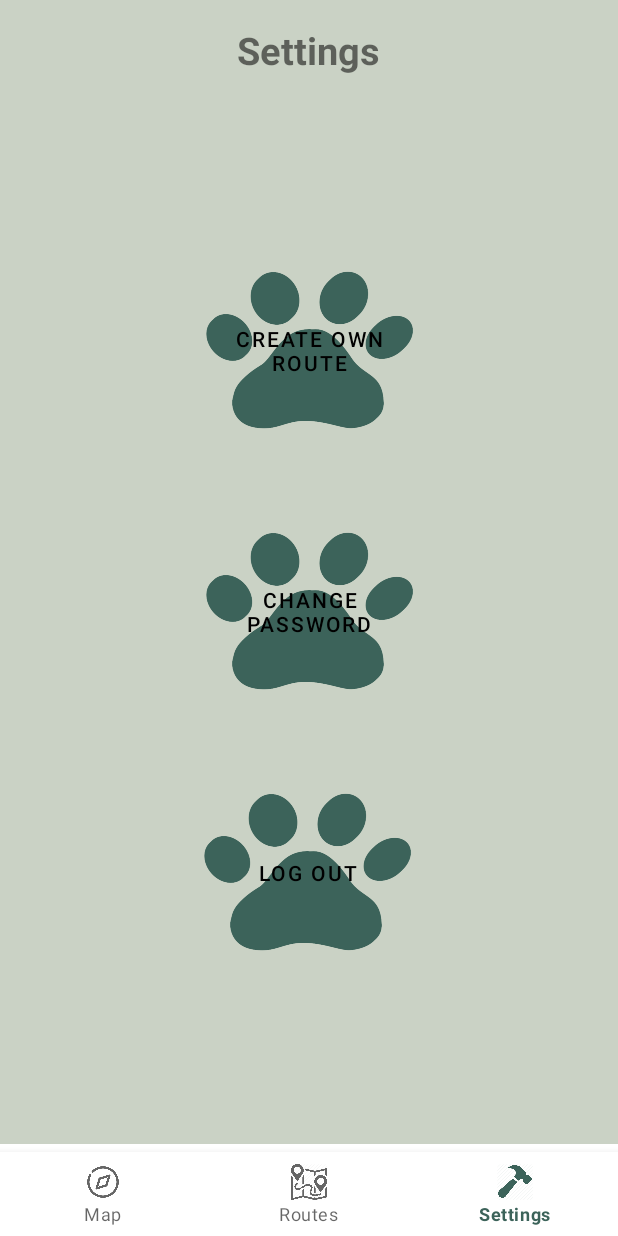
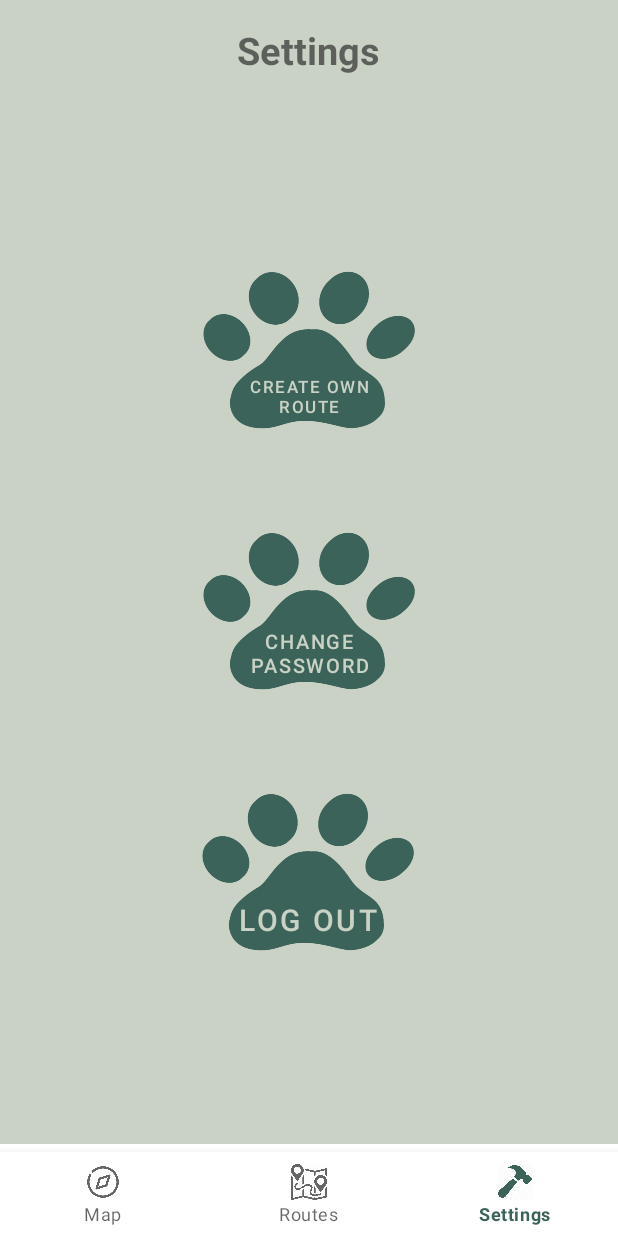
Before and after one commit to Shunian2892/LocationAware, an Android app: the fragment OwnRouteFragment placed in its activity, item 3 of the bottom bar chosen, on a phone screen of 412 x 824 dp. Run offline under Robolectric (Android 15) with nearby library versions, the light colour scheme and no system bars; our stand-ins replace Firebase (no records; nobody signed in at launch, a user with empty details on screens opened directly); libraries missing offline, so code that uses them is left out: org.osmdroid.api, org.osmdroid.config, org.osmdroid.tileprovider, org.osmdroid.util, org.osmdroid.views; pictures from the network do not load; 31 statements that could not run were skipped.

Commit message:
[FIX] layout fix

```diff
--- a/app/src/main/java/com/example/location_aware/logic/routeRecyclerView/RouteAdapter.java
+++ b/app/src/main/java/com/example/location_aware/logic/routeRecyclerView/RouteAdapter.java
@@ -39,7 +39,7 @@ public class RouteAdapter extends RecyclerView.Adapter<RouteViewHolder> {
 
         //Set correct route name and a standard icon
         holder.routeName.setText(route.getName());
-        holder.routeImage.setImageResource(R.drawable.location);
+        holder.routeImage.setImageResource(R.mipmap.ic_launcher_round);
 
         if(route.equals(routeClicked)){
             System.out.println("ROUTES ARE EQUAL !!!!!!!!!!!!!! NAME: " + route.getName());
--- a/app/src/main/res/layout-land/fragment_settings_buttons.xml
+++ b/app/src/main/res/layout-land/fragment_settings_buttons.xml
@@ -15,7 +15,9 @@
         android:layout_gravity="center_horizontal"
         android:background="@drawable/dog_paw"
         android:text="@string/log_out"
-        android:textColor="@color/black"
+        android:textSize="20sp"
+        android:gravity="center_horizontal|bottom"
+        android:textColor="@color/ashGray"
         app:layout_constraintBottom_toBottomOf="parent"
         app:layout_constraintEnd_toEndOf="parent"
         app:layout_constraintStart_toEndOf="@+id/change_password"
@@ -28,7 +30,9 @@
         android:layout_gravity="center_horizontal"
         android:background="@drawable/dog_paw"
         android:text="@string/create_own_route"
-        android:textColor="@color/black"
+        android:textSize="11sp"
+        android:gravity="center_horizontal|bottom"
+        android:textColor="@color/ashGray"
         app:layout_constraintBottom_toBottomOf="parent"
         app:layout_constraintEnd_toStartOf="@+id/change_password"
         app:layout_constraintStart_toStartOf="parent"
@@ -41,7 +45,9 @@
         android:layout_gravity="center_horizontal"
         android:background="@drawable/dog_paw"
         android:text="@string/change_password"
-        android:textColor="@color/black"
+        android:textSize="13sp"
+        android:gravity="center_horizontal|bottom"
+        android:textColor="@color/ashGray"
         app:layout_constraintBottom_toBottomOf="parent"
         app:layout_constraintEnd_toEndOf="parent"
         app:layout_constraintStart_toStartOf="parent"
--- a/app/src/main/res/layout-v21/activity_log_in_screen.xml
+++ b/app/src/main/res/layout-v21/activity_log_in_screen.xml
@@ -4,6 +4,7 @@
     xmlns:tools="http://schemas.android.com/tools"
     android:layout_width="match_parent"
     android:layout_height="match_parent"
+    android:background="@drawable/backgroundsplash"
     tools:context=".ui.LoginScreen">
 
     <TextView
--- a/app/src/main/res/layout/activity_registration.xml
+++ b/app/src/main/res/layout/activity_registration.xml
@@ -4,7 +4,7 @@
     xmlns:tools="http://schemas.android.com/tools"
     android:layout_width="match_parent"
     android:layout_height="match_parent"
-    android:background="@color/ashGray"
+    android:background="@drawable/backgroundsplash"
     tools:context=".data.firebase.Registration">
 
     <ImageButton
@@ -28,6 +28,7 @@
         android:layout_marginTop="260dp"
         android:gravity="center"
         android:text="@string/register_new_user"
+        android:textSize="25sp"
         android:textStyle="bold"/>
 
     <RelativeLayout
--- a/app/src/main/res/layout/fragment_settings_buttons.xml
+++ b/app/src/main/res/layout/fragment_settings_buttons.xml
@@ -10,13 +10,15 @@
 
     <Button
         android:id="@+id/logout"
-        android:layout_width="142dp"
+        android:layout_width="145dp"
         android:layout_height="110dp"
         android:layout_gravity="center_horizontal"
         android:layout_marginTop="64dp"
         android:background="@drawable/dog_paw"
         android:text="@string/log_out"
-        android:textColor="@color/black"
+        android:textSize="20sp"
+        android:gravity="center_horizontal|bottom"
+        android:textColor="@color/ashGray"
         app:layout_constraintEnd_toEndOf="parent"
         app:layout_constraintHorizontal_bias="0.497"
         app:layout_constraintStart_toStartOf="parent"
@@ -24,26 +26,30 @@
 
     <Button
         android:id="@+id/create_own_route"
-        android:layout_width="142dp"
+        android:layout_width="145dp"
         android:layout_height="110dp"
         android:layout_gravity="center_horizontal"
         android:layout_marginTop="128dp"
         android:background="@drawable/dog_paw"
         android:text="@string/create_own_route"
-        android:textColor="@color/black"
+        android:textSize="11sp"
+        android:gravity="center_horizontal|bottom"
+        android:textColor="@color/ashGray"
         app:layout_constraintEnd_toEndOf="parent"
         app:layout_constraintStart_toStartOf="parent"
         app:layout_constraintTop_toTopOf="parent" />
 
     <Button
         android:id="@+id/change_password"
-        android:layout_width="142dp"
+        android:layout_width="145dp"
         android:layout_height="110dp"
         android:layout_gravity="center_horizontal"
         android:layout_marginTop="64dp"
         android:background="@drawable/dog_paw"
         android:text="@string/change_password"
-        android:textColor="@color/black"
+        android:textSize="13sp"
+        android:gravity="center_horizontal|bottom"
+        android:textColor="@color/ashGray"
         app:layout_constraintEnd_toEndOf="parent"
         app:layout_constraintStart_toStartOf="parent"
         app:layout_constraintTop_toBottomOf="@+id/create_own_route" />
```
Also changed, not shown: app/src/main/res/layout-land/activity_registration.xml (+4 -3 lines), app/src/main/res/layout-land/activity_sign_in.xml (+4 -3 lines), app/src/main/res/layout/activity_sign_in.xml (+4 -3 lines), 1 other file.
